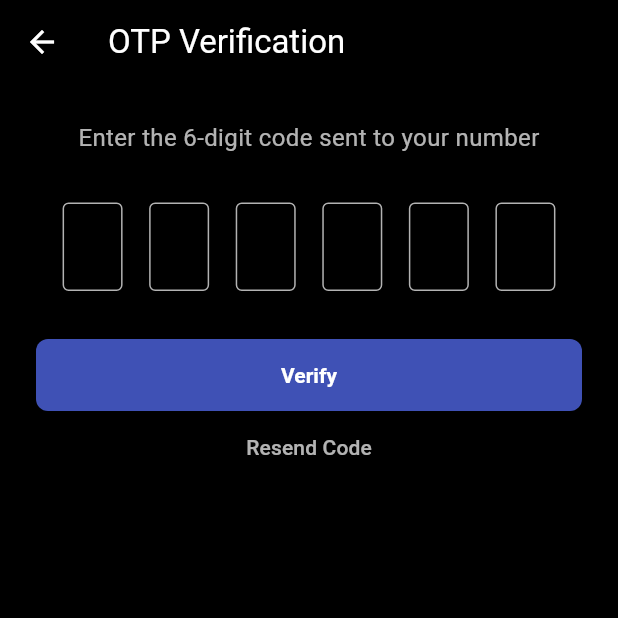
After one commit to prrathnayake/uber_frontend_rider, a Flutter app: the GetOtpScreen screen opened by its route, on a phone screen of 412 x 824 dp, the top half of it. The commit adds this screen. Run offline on Flutter 3.47's test engine with Material 3 defaults, Android fonts, the phone set to English and light mode, and no system bars.

Commit message:
update screens

```diff
--- a/lib/main.dart
+++ b/lib/main.dart
@@ -1,5 +1,6 @@
 import 'package:flutter/material.dart';
 import 'screens/get_mobile.dart';
+import 'screens/get_otp_screen.dart';
 import 'screens/intro_screen.dart';
 import 'screens/login_screen.dart';
 import 'screens/signup_screen.dart';
@@ -57,6 +58,7 @@ class UberApp extends StatelessWidget {
         '/login': (context) => const LoginScreen(),
         '/signup': (context) => SignUpScreen(),
         '/main': (context) => const MainNavigation(),
+        '/get_otp': (context) => const GetOtpScreen(),
       },
     );
   }
--- a/lib/screens/get_mobile.dart
+++ b/lib/screens/get_mobile.dart
@@ -24,6 +24,7 @@ class _GetMobileScreenState extends State<GetMobileScreen> {
     final fullNumber = '$_selectedCountryCode $number';
     print("Phone: $fullNumber");
 
+    Navigator.pushReplacementNamed(context, '/get_otp');
     // Proceed with OTP or next screen logic here
   }
 
--- /dev/null
+++ b/lib/screens/get_otp_screen.dart
@@ -0,0 +1,118 @@
+import 'package:flutter/material.dart';
+
+class GetOtpScreen extends StatefulWidget {
+  const GetOtpScreen({super.key});
+
+  @override
+  State<GetOtpScreen> createState() => _GetOtpScreenState();
+}
+
+class _GetOtpScreenState extends State<GetOtpScreen> {
+  final List<TextEditingController> _controllers =
+      List.generate(6, (_) => TextEditingController());
+
+  void _verifyOtp() {
+    final otp = _controllers.map((c) => c.text).join();
+    if (otp.length < 6) {
+      ScaffoldMessenger.of(context).showSnackBar(
+        const SnackBar(content: Text('Please enter full 6-digit OTP')),
+      );
+      return;
+    }
+    print('OTP entered: $otp');
+    Navigator.pushReplacementNamed(context, '/main');
+  }
+
+  void _resendOtp() {
+    ScaffoldMessenger.of(context).showSnackBar(
+      const SnackBar(content: Text('OTP resent')),
+    );
+  }
+
+  bool _isAllEmpty() {
+    return _controllers.every((c) => c.text.trim().isEmpty);
+  }
+
+  @override
+  Widget build(BuildContext context) {
+    return GestureDetector(
+      onTap: () {
+        if (_isAllEmpty()) {
+          Navigator.pop(context);
+        } else {
+          FocusScope.of(context).unfocus();
+        }
+      },
+      child: Scaffold(
+        backgroundColor: Colors.black,
+        appBar: AppBar(
+          title: const Text('OTP Verification'),
+          backgroundColor: Colors.black,
+          foregroundColor: Colors.white,
+          leading: BackButton(onPressed: () => Navigator.pop(context)),
+        ),
+        body: Padding(
+          padding: const EdgeInsets.all(24),
+          child: Column(
+            crossAxisAlignment: CrossAxisAlignment.center,
+            children: [
+              const Text(
+                "Enter the 6-digit code sent to your number",
+                style: TextStyle(fontSize: 16, color: Colors.white70),
+                textAlign: TextAlign.center,
+              ),
+              const SizedBox(height: 32),
+              Row(
+                mainAxisAlignment: MainAxisAlignment.spaceEvenly,
+                children: List.generate(6, (index) {
+                  return SizedBox(
+                    width: 40,
+                    child: TextField(
+                      controller: _controllers[index],
+                      keyboardType: TextInputType.number,
+                      textAlign: TextAlign.center,
+                      maxLength: 1,
+                      style: const TextStyle(fontSize: 18, color: Colors.white),
+                      decoration: InputDecoration(
+                        counterText: '',
+                        enabledBorder: const OutlineInputBorder(
+                          borderSide: BorderSide(color: Colors.white70),
+                        ),
+                        focusedBorder: const OutlineInputBorder(
+                          borderSide: BorderSide(color: Colors.white),
+                        ),
+                      ),
+                      onChanged: (val) {
+                        if (val.isNotEmpty && index < 5) {
+                          FocusScope.of(context).nextFocus();
+                        } else if (val.isEmpty && index > 0) {
+                          FocusScope.of(context).previousFocus();
+                        }
+                      },
+                    ),
+                  );
+                }),
+              ),
+              const SizedBox(height: 32),
+              ElevatedButton(
+                onPressed: _verifyOtp,
+                style: ElevatedButton.styleFrom(
+                  backgroundColor: Colors.indigo,
+                  minimumSize: const Size.fromHeight(48),
+                ),
+                child: const Text('Verify'),
+              ),
+              TextButton(
+                onPressed: _resendOtp,
+                child: const Text(
+                  'Resend Code',
+                  style: TextStyle(color: Colors.white70),
+                ),
+              )
+            ],
+          ),
+        ),
+      ),
+    );
+  }
+}
```
